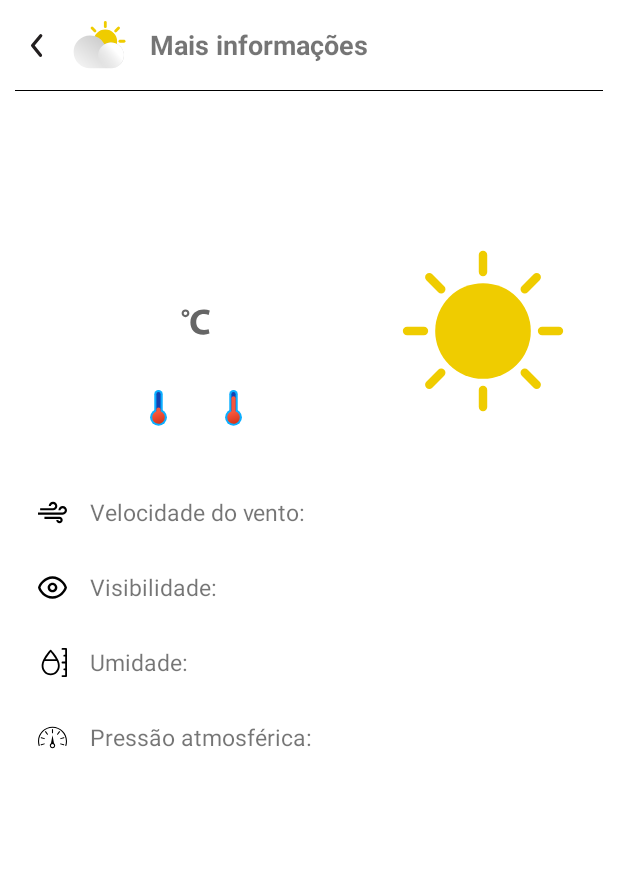
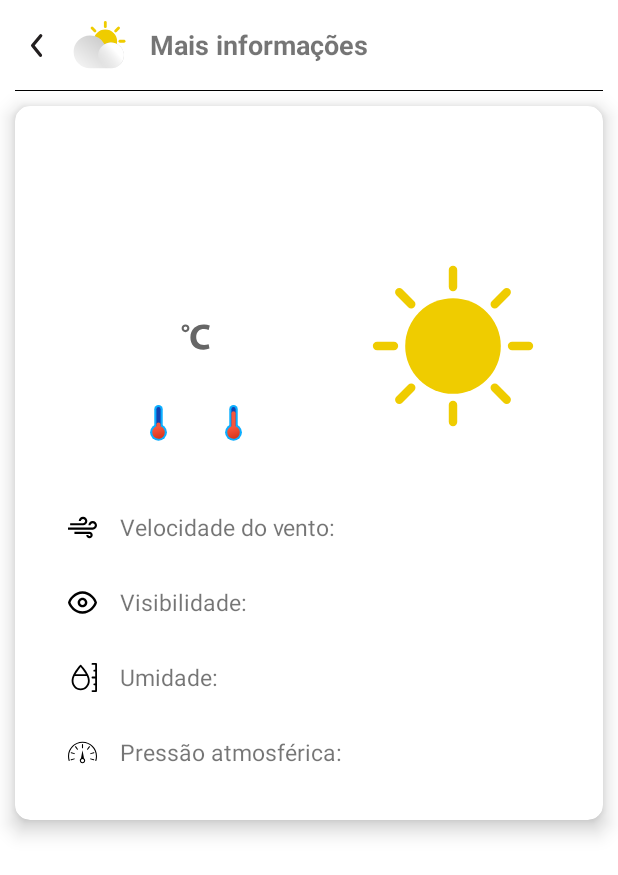
Before and after one commit to rcleandro/weather, an Android app: the fragment DetailsFragment placed in its activity, on a phone screen of 412 x 824 dp. Shown: the top 875 px of the screen. Run offline under Robolectric (Android 15) with nearby library versions, the phone set to English and light mode, and no system bars; our stand-ins replace data binding; network calls fail; 2 statements that could not run were skipped.

Commit message:
Atauliza layout

```diff
--- a/app/src/main/res/drawable-v24/bg_light_gray.xml
+++ /dev/null
@@ -1,5 +0,0 @@
-<shape android:shape="rectangle"
-    xmlns:android="http://schemas.android.com/apk/res/android">
-    <solid android:color="#30C4C4C4" />
-    <corners android:radius="10dp" />
-</shape>
--- a/app/src/main/res/layout/details_fragment.xml
+++ b/app/src/main/res/layout/details_fragment.xml
@@ -13,8 +13,8 @@
     <LinearLayout
         android:layout_width="match_parent"
         android:layout_height="match_parent"
+        android:background="@color/white"
         android:orientation="vertical"
-        android:background="@color/white"
         tools:context=".ui.fragment.DetailsFragment">
 
         <LinearLayout
@@ -63,17 +63,31 @@
                 android:layout_marginEnd="10dp"
                 android:background="@color/black" />
 
+        </LinearLayout>
+
+        <androidx.cardview.widget.CardView
+            android:layout_width="match_parent"
+            android:layout_height="wrap_content"
+            android:layout_margin="10dp"
+            app:cardCornerRadius="10dp"
+            app:cardElevation="8dp">
+
+            <LinearLayout
+                android:layout_width="match_parent"
+                android:layout_height="match_parent"
+                android:layout_margin="10dp"
+                android:background="@color/white"
+                android:orientation="vertical">
+
                 <TextView
                     android:id="@+id/cityName"
                     android:layout_width="match_parent"
                     android:layout_height="wrap_content"
-                android:layout_marginTop="20dp"
+                    android:layout_marginTop="10dp"
                     android:layout_marginBottom="20dp"
                     android:textAlignment="center"
                     android:textSize="40sp"
                     tools:text="Cidade" />
-
-        </LinearLayout>
 
                 <LinearLayout
                     android:id="@+id/linearLayout"
@@ -300,9 +314,7 @@
                     android:id="@+id/pressure"
                     android:layout_width="match_parent"
                     android:layout_height="wrap_content"
-            android:layout_marginStart="20dp"
-            android:layout_marginTop="20dp"
-            android:layout_marginEnd="20dp"
+                    android:layout_margin="20dp"
                     android:gravity="center"
                     android:orientation="horizontal"
                     app:layout_constraintEnd_toEndOf="parent"
@@ -338,4 +350,8 @@
 
             </LinearLayout>
 
+        </androidx.cardview.widget.CardView>
+
+    </LinearLayout>
+
 </layout>
```
Also changed, not shown: app/src/main/res/layout/item_list.xml (+13 -9 lines). Lines whose indentation alone changed are shown as unchanged.
